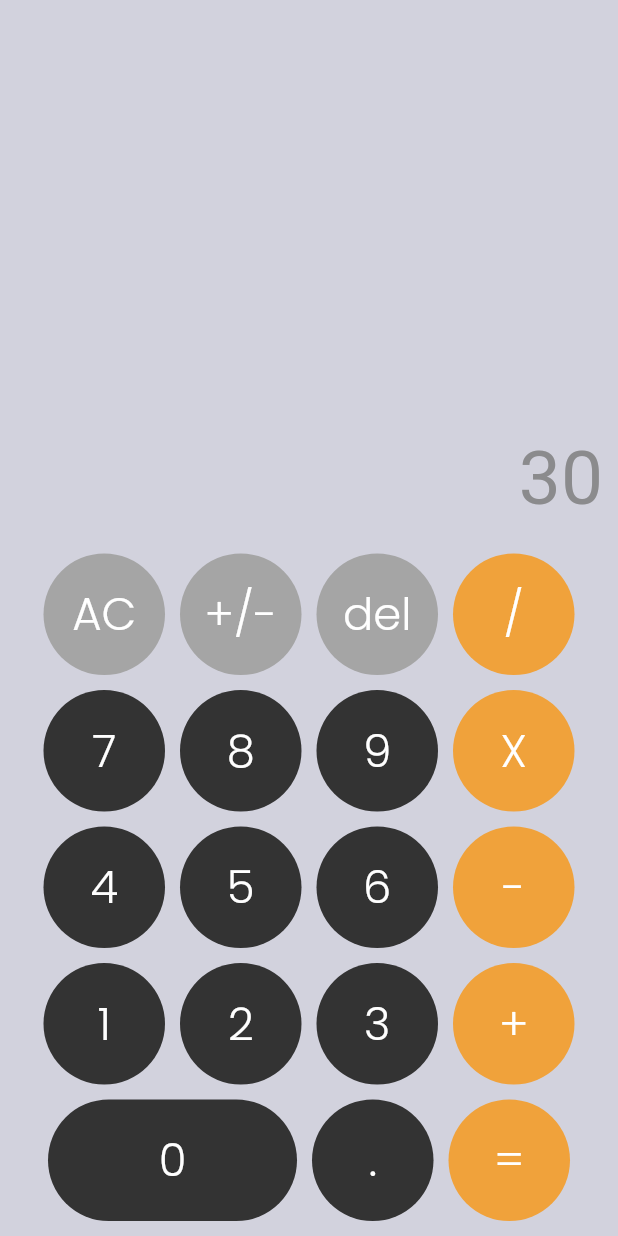
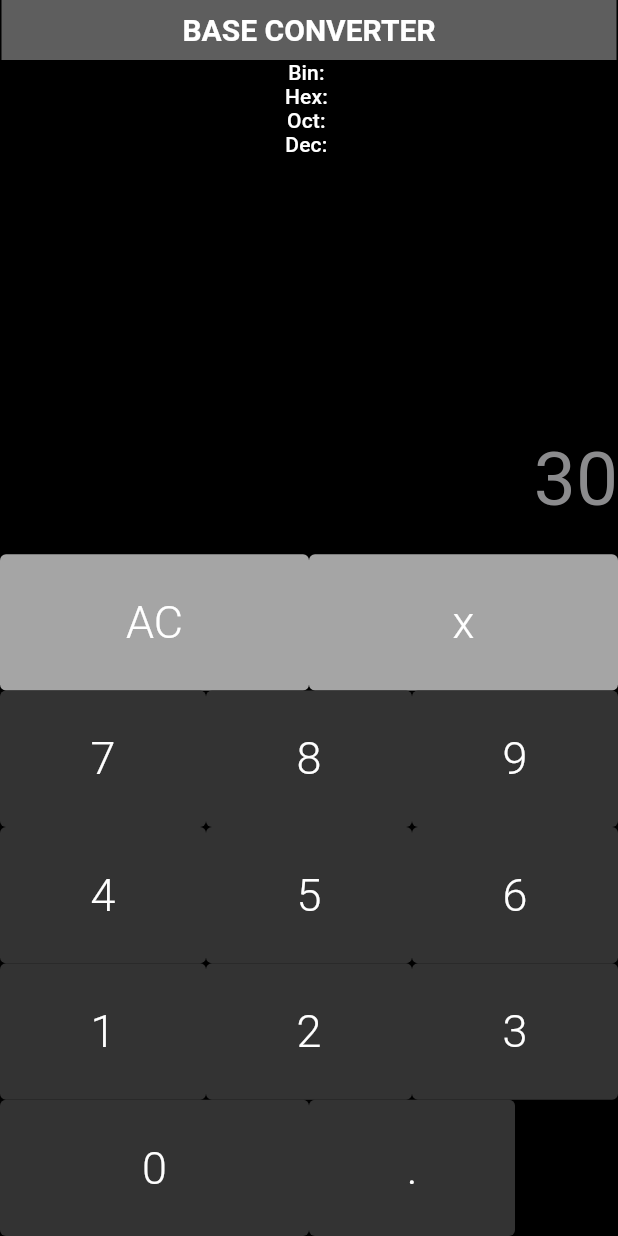
Before and after one commit to MP3003K/Flutter-1erParcial-UNAC, a Flutter app: the screen it shows after launch, on a phone screen of 412 x 824 dp. Run offline on Flutter 3.47's test engine with Material 2 defaults, Android fonts, the phone set to English and light mode, and no system bars; our stand-ins replace get, google_fonts; Roboto replaces fonts that are missing (Quantico).

Commit message:
E1 visual V1

```diff
--- /dev/null
+++ b/lib/components/button_cal.dart
@@ -0,0 +1,39 @@
+import 'package:flutter/material.dart';
+
+class CalculatorButtom extends StatelessWidget {
+  final Color bgColor;
+  final bool big;
+  final String text;
+  final Function onPressed;
+
+  const CalculatorButtom(
+      {Key? key,
+      bgColor,
+      this.big = false,
+      required this.text,
+      required this.onPressed})
+      : bgColor = bgColor ?? const Color(0xff333333),
+        super(key: key);
+
+  @override
+  Widget build(BuildContext context) {
+    final buttonStyle =
+        TextButton.styleFrom(primary: Colors.white, backgroundColor: bgColor);
+    return TextButton(
+      style: buttonStyle,
+      child: SizedBox(
+        width: big
+            ? MediaQuery.of(context).size.width / 2 - 16
+            : MediaQuery.of(context).size.width / 3 - 16,
+        height: MediaQuery.of(context).size.height / 11,
+        child: Center(
+          child: Text(
+            text,
+            style: const TextStyle(fontSize: 30, fontWeight: FontWeight.w300),
+          ),
+        ),
+      ),
+      onPressed: () => onPressed(),
+    );
+  }
+}
--- a/lib/constants.dart
+++ b/lib/constants.dart
@@ -4,7 +4,7 @@ const primaryColor = Color(0xFFFFC107);
 const secondaryColor = Color(0xFF242430);
 const darkColor = Color(0xFF191923);
 const bodyTextColor = Color(0xFF8B8B8D);
-const bgColor = Color(0xFFd2d2dd);
+const bgColor = Color(0xFF000000);
 
 const defaultPadding = 20.0;
 const defaultDuration = Duration(seconds: 1); // we use it on our animation
--- a/lib/home.dart
+++ b/lib/home.dart
@@ -1,6 +1,6 @@
 import 'package:flutter/material.dart';
 
-import 'screens/cal_screen.dart';
+import 'screens/calc_conv_screen.dart';
 
 class BaseConverter extends StatefulWidget {
   const BaseConverter({Key? key}) : super(key: key);
--- a/lib/main.dart
+++ b/lib/main.dart
@@ -22,7 +22,7 @@ class MyApp extends StatelessWidget {
           primaryColor: primaryColor,
           scaffoldBackgroundColor: bgColor,
           canvasColor: bgColor,
-          textTheme: GoogleFonts.poppinsTextTheme(Theme.of(context).textTheme)
+          textTheme: GoogleFonts.quanticoTextTheme(Theme.of(context).textTheme)
               .apply(bodyColor: Colors.white)
               .copyWith(
                 bodyText1: const TextStyle(color: bodyTextColor),
--- a/lib/screens/cal_screen.dart
+++ /dev/null
@@ -1,135 +0,0 @@
-import 'package:basecalculator/controller/conversor_controller.dart';
-import 'package:basecalculator/widgets/cal_buttons.dart';
-import 'package:basecalculator/widgets/conv_result.dart';
-import 'package:flutter/material.dart';
-import 'package:get/get.dart';
-
-class CalculatorScreen extends StatelessWidget {
-  final calculatorCtrl = Get.put(ConverterController());
-
-  CalculatorScreen({Key? key}) : super(key: key);
-
-  @override
-  Widget build(BuildContext context) {
-    return SafeArea(
-      child: Container(
-          margin: const EdgeInsets.symmetric(horizontal: 10),
-          child: Column(
-            children: [
-              const Expanded(child: SizedBox()),
-              ConverterResults(),
-              Row(
-                mainAxisAlignment: MainAxisAlignment.center,
-                children: [
-                  CalculatorButtom(
-                    text: 'AC',
-                    bgColor: const Color(0xffA5A5A5),
-                    onPressed: () => calculatorCtrl.addNumber('1'),
-                  ),
-                  CalculatorButtom(
-                    text: '+/-',
-                    bgColor: const Color(0xffA5A5A5),
-                    onPressed: () => calculatorCtrl.addNumber('1'),
-                  ),
-                  CalculatorButtom(
-                    text: 'del',
-                    bgColor: const Color(0xffA5A5A5),
-                    onPressed: () => calculatorCtrl.addNumber('1'),
-                  ),
-                  CalculatorButtom(
-                    text: '/',
-                    bgColor: const Color(0xffF0A23B),
-                    onPressed: () => calculatorCtrl.addNumber('1'),
-                  ),
-                ],
-              ),
-              Row(
-                mainAxisAlignment: MainAxisAlignment.center,
-                children: [
-                  CalculatorButtom(
-                    text: '7',
-                    onPressed: () => calculatorCtrl.addNumber('7'),
-                  ),
-                  CalculatorButtom(
-                    text: '8',
-                    onPressed: () => calculatorCtrl.addNumber('8'),
-                  ),
-                  CalculatorButtom(
-                    text: '9',
-                    onPressed: () => calculatorCtrl.addNumber('9'),
-                  ),
-                  CalculatorButtom(
-                    text: 'X',
-                    bgColor: const Color(0xffF0A23B),
-                    onPressed: () => calculatorCtrl.addNumber('1'),
-                  ),
-                ],
-              ),
-              Row(
-                mainAxisAlignment: MainAxisAlignment.center,
-                children: [
-                  CalculatorButtom(
-                    text: '4',
-                    onPressed: () => calculatorCtrl.addNumber('4'),
-                  ),
-                  CalculatorButtom(
-                    text: '5',
-                    onPressed: () => calculatorCtrl.addNumber('5'),
-                  ),
-                  CalculatorButtom(
-                    text: '6',
-                    onPressed: () => calculatorCtrl.addNumber('6'),
-                  ),
-                  CalculatorButtom(
-                    text: '-',
-                    bgColor: const Color(0xffF0A23B),
-                    onPressed: () => calculatorCtrl.addNumber('1'),
-                  ),
-                ],
-              ),
-              Row(
-                mainAxisAlignment: MainAxisAlignment.center,
-                children: [
-                  CalculatorButtom(
-                    text: '1',
-                    onPressed: () => calculatorCtrl.addNumber('1'),
-                  ),
-                  CalculatorButtom(
-                    text: '2',
-                    onPressed: () => calculatorCtrl.addNumber('2'),
-                  ),
-                  CalculatorButtom(
-                    text: '3',
-                    onPressed: () => calculatorCtrl.addNumber('3'),
-                  ),
-                  CalculatorButtom(
-                    text: '+',
-                    bgColor: const Color(0xffF0A23B),
-                    onPressed: () => calculatorCtrl.addNumber('1'),
-                  ),
-                ],
-              ),
-              Row(
-                mainAxisAlignment: MainAxisAlignment.center,
-                children: [
-                  CalculatorButtom(
-                    text: '0',
-                    big: true,
-                    onPressed: () => calculatorCtrl.addNumber('0'),
-                  ),
-                  CalculatorButtom(
-                    text: '.',
-                    onPressed: () => calculatorCtrl.addNumber('1'),
-                  ),
-                  CalculatorButtom(
-                    text: '=',
-                    bgColor: const Color(0xffF0A23B),
-                    onPressed: () => calculatorCtrl.calculateResult(),
-                  ),
-                ],
-              ),
-            ],
-          )),
-    );
-  }
-}
--- /dev/null
+++ b/lib/screens/calc_conv_screen.dart
@@ -0,0 +1,137 @@
+import 'package:basecalculator/controller/conv_bases_controller.dart';
+import 'package:basecalculator/components/button_cal.dart';
+import 'package:basecalculator/widgets/conv_result.dart';
+import 'package:flutter/material.dart';
+import 'package:get/get.dart';
+
+class CalculatorScreen extends StatelessWidget {
+  final calculatorCtrl = Get.put(ConverterController());
+
+  CalculatorScreen({Key? key}) : super(key: key);
+
+  @override
+  Widget build(BuildContext context) {
+    return SafeArea(
+      child: Column(
+        children: <Widget>[
+          Container(
+            alignment: Alignment.center,
+            width: MediaQuery.of(context).size.width - 2.0,
+            height: 40.0,
+            decoration: const BoxDecoration(
+              color: Color(0xFF5E5E5E),
+            ),
+            child: Text(
+              "BASE CONVERTER",
+              textAlign: TextAlign.center,
+              style: Theme.of(context).textTheme.subtitle1!.copyWith(
+                    fontWeight: FontWeight.bold,
+                    fontSize: 20,
+                  ),
+            ),
+          ),
+          Expanded(
+              flex: 5,
+              child: Column(
+                children: [
+                  Text(
+                    "Bin: ",
+                    style: Theme.of(context).textTheme.subtitle2,
+                  ),
+                  Text(
+                    "Hex: ",
+                    style: Theme.of(context).textTheme.subtitle2,
+                  ),
+                  Text(
+                    "Oct: ",
+                    style: Theme.of(context).textTheme.subtitle2,
+                  ),
+                  Text(
+                    "Dec: ",
+                    style: Theme.of(context).textTheme.subtitle2,
+                  ),
+                ],
+              )),
+          ConverterResults(),
+          Row(
+            children: [
+              CalculatorButtom(
+                text: 'AC',
+                big: true,
+                bgColor: const Color(0xffA5A5A5),
+                onPressed: () => calculatorCtrl.addNumber('1'),
+              ),
+              CalculatorButtom(
+                text: 'x',
+                big: true,
+                bgColor: const Color(0xffA5A5A5),
+                onPressed: () => calculatorCtrl.addNumber('1'),
+              ),
+            ],
+          ),
+          Row(
+            children: [
+              CalculatorButtom(
+                text: '7',
+                onPressed: () => calculatorCtrl.addNumber('7'),
+              ),
+              CalculatorButtom(
+                text: '8',
+                onPressed: () => calculatorCtrl.addNumber('8'),
+              ),
+              CalculatorButtom(
+                text: '9',
+                onPressed: () => calculatorCtrl.addNumber('9'),
+              ),
+            ],
+          ),
+          Row(
+            children: [
+              CalculatorButtom(
+                text: '4',
+                onPressed: () => calculatorCtrl.addNumber('4'),
+              ),
+              CalculatorButtom(
+                text: '5',
+                onPressed: () => calculatorCtrl.addNumber('5'),
+              ),
+              CalculatorButtom(
+                text: '6',
+                onPressed: () => calculatorCtrl.addNumber('6'),
+              ),
+            ],
+          ),
+          Row(
+            children: [
+              CalculatorButtom(
+                text: '1',
+                onPressed: () => calculatorCtrl.addNumber('1'),
+              ),
+              CalculatorButtom(
+                text: '2',
+                onPressed: () => calculatorCtrl.addNumber('2'),
+              ),
+              CalculatorButtom(
+                text: '3',
+                onPressed: () => calculatorCtrl.addNumber('3'),
+              ),
+            ],
+          ),
+          Row(
+            children: [
+              CalculatorButtom(
+                text: '0',
+                big: true,
+                onPressed: () => calculatorCtrl.addNumber('0'),
+              ),
+              CalculatorButtom(
+                text: '.',
+                onPressed: () => calculatorCtrl.addNumber('1'),
+              ),
+            ],
+          ),
+        ],
+      ),
+    );
+  }
+}
--- a/lib/widgets/cal_buttons.dart
+++ /dev/null
@@ -1,42 +0,0 @@
-import 'package:flutter/material.dart';
-
-class CalculatorButtom extends StatelessWidget {
-  final Color bgColor;
-  final bool big;
-  final String text;
-  final Function onPressed;
-
-  const CalculatorButtom(
-      {Key? key,
-      bgColor,
-      this.big = false,
-      required this.text,
-      required this.onPressed})
-      : bgColor = bgColor ?? const Color(0xff333333),
-        super(key: key);
-
-  @override
-  Widget build(BuildContext context) {
-    final buttonStyle = TextButton.styleFrom(
-        shape: const StadiumBorder(),
-        primary: Colors.white,
-        backgroundColor: bgColor);
-    return Container(
-      margin: const EdgeInsets.only(bottom: 10, right: 5, left: 5),
-      child: TextButton(
-        style: buttonStyle,
-        child: SizedBox(
-          width: big ? 150 : 65,
-          height: 65,
-          child: Center(
-            child: Text(
-              text,
-              style: const TextStyle(fontSize: 30, fontWeight: FontWeight.w300),
-            ),
-          ),
-        ),
-        onPressed: () => onPressed(),
-      ),
-    );
-  }
-}
--- a/lib/widgets/conv_result.dart
+++ b/lib/widgets/conv_result.dart
@@ -1,4 +1,4 @@
-import 'package:basecalculator/controller/conversor_controller.dart';
+import 'package:basecalculator/controller/conv_bases_controller.dart';
 import 'package:basecalculator/widgets/main_num_conv.dart';
 import 'package:flutter/material.dart';
 import 'package:get/get.dart';
--- a/lib/widgets/keyboard_conv.dart
+++ /dev/null
@@ -1,18 +0,0 @@
-import 'package:basecalculator/controller/conversor_controller.dart';
-import 'package:flutter/material.dart';
-import 'package:get/get.dart';
-
-import 'cal_buttons.dart';
-
-class KeyboardConverter extends StatelessWidget {
-  final calculatorCtrl = Get.put(ConverterController());
-
-  KeyboardConverter({Key? key}) : super(key: key);
-
-  @override
-  Widget build(BuildContext context) {
-    return Row(
-      children: [],
-    );
-  }
-}
```
Also changed, not shown: lib/controller/conv_bases_controller.dart (renamed from lib/controller/conversor_controller.dart).
